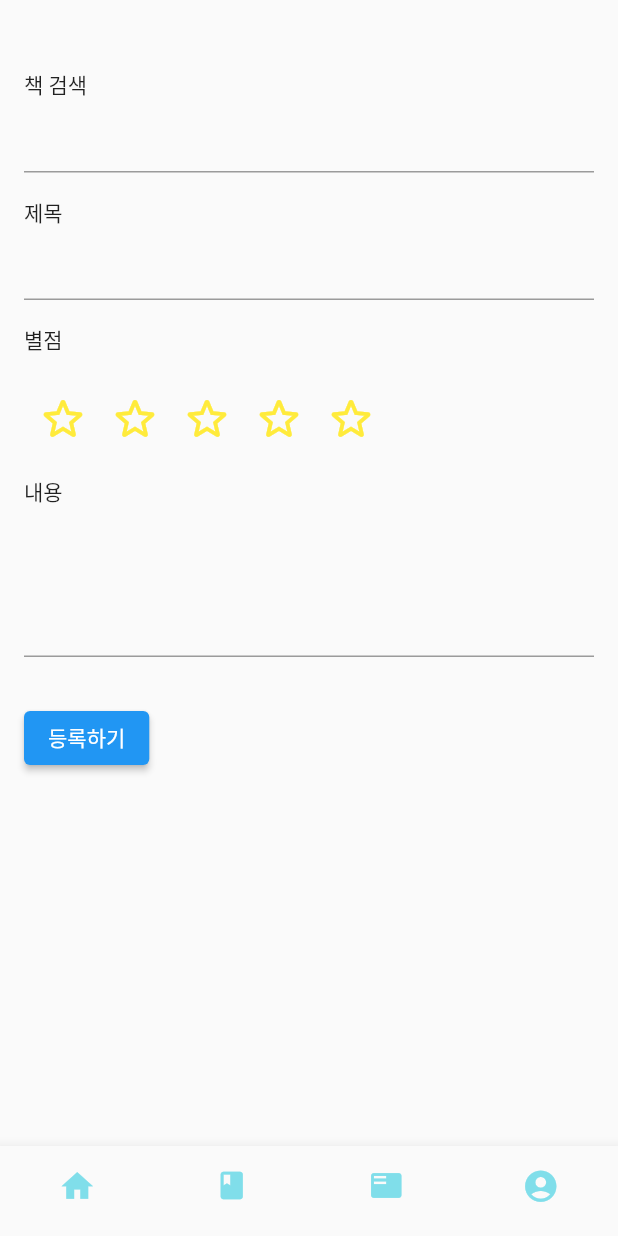
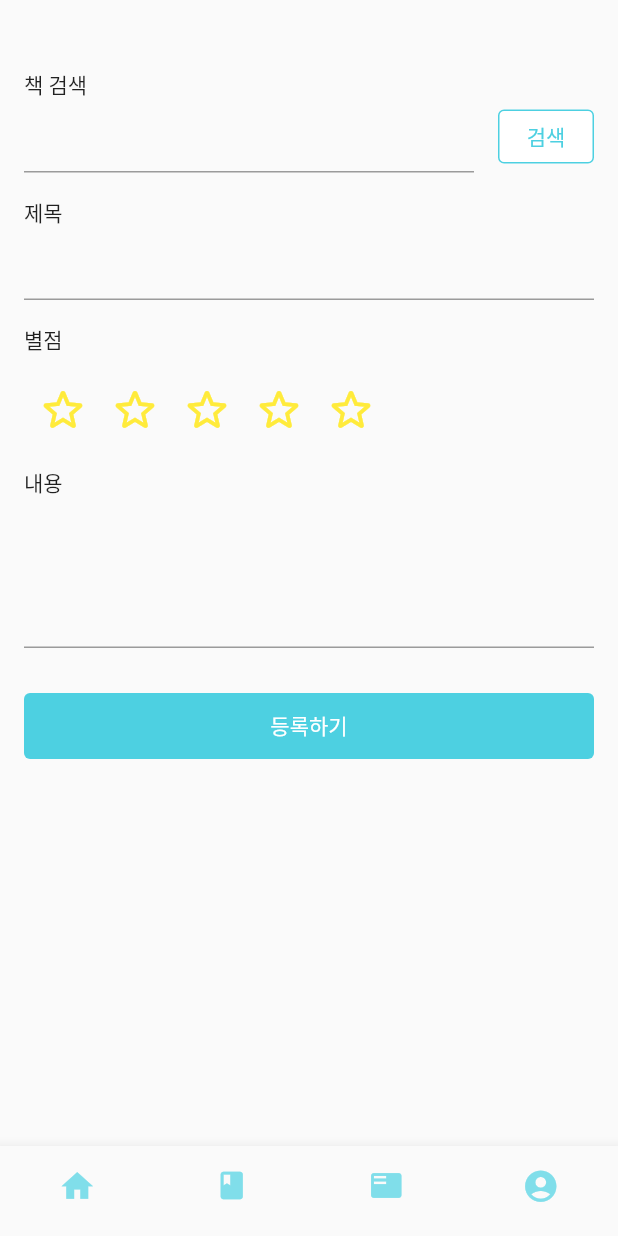
Before and after one commit to jellymando/close-up, a Flutter app: the MainLayout screen opened directly, item 3 of the bottom bar chosen, after a tap on the "add" icon, on a phone screen of 412 x 824 dp. Run offline on Flutter 3.47's test engine with Material 2 defaults, Android fonts, the phone set to English and light mode, and no system bars; our stand-ins replace cloud_firestore, firebase_core, google_sign_in; accounts and stored records are empty.

Commit message:
Button 커스텀 위젯 추가

```diff
--- a/lib/layout/write.dart
+++ b/lib/layout/write.dart
@@ -1,6 +1,7 @@
 import 'package:flutter/material.dart';
 
 import 'package:close_up/layout/main.dart';
+import 'package:close_up/widgets/button.dart';
 
 class WriteLayout extends StatelessWidget {
   final List<Widget> children;
@@ -22,13 +23,17 @@ class WriteLayout extends StatelessWidget {
           children: [
             ...children,
             SizedBox(height: 30.0),
-            ElevatedButton(
+            Container(
+              width: double.infinity,
+              height: 44.0,
+              child: Button(
                 onPressed: () {
                   if (_formKey.currentState!.validate()) {
                     onSubmit();
                   }
                 },
                 child: Text('등록하기'),
+              ),
             )
           ],
         ),
--- a/lib/pages/myPage.dart
+++ b/lib/pages/myPage.dart
@@ -1,8 +1,9 @@
 import 'package:flutter/material.dart';
 
+import 'package:close_up/utils/googleSignIn.dart';
 import 'package:close_up/main.dart';
 import 'package:close_up/layout/main.dart';
-import 'package:close_up/utils/googleSignIn.dart';
+import 'package:close_up/widgets/button.dart';
 
 class MyPage extends StatefulWidget {
   const MyPage({Key? key}) : super(key: key);
@@ -27,7 +28,7 @@ class _MyPageState extends State<MyPage> {
 
     return MainLayout(
         child: Center(
-      child: ElevatedButton(
+      child: Button(
         onPressed: handleSignOut,
         child: const Text('로그아웃'),
       ),
--- a/lib/pages/review_write.dart
+++ b/lib/pages/review_write.dart
@@ -2,6 +2,7 @@ import 'package:flutter/material.dart';
 import 'package:cloud_firestore/cloud_firestore.dart';
 
 import 'package:close_up/layout/write.dart';
+import 'package:close_up/widgets/button.dart';
 import 'package:close_up/widgets/rating.dart';
 import 'package:close_up/pages/reviews.dart';
 
@@ -13,7 +14,7 @@ class ReviewWritePage extends StatefulWidget {
 }
 
 class _ReviewWritePageState extends State<ReviewWritePage> {
-  String? _bookSearch;
+  String? _bookName;
   String? _title;
   double _rating = 0.0;
   String? _content;
@@ -24,19 +25,37 @@ class _ReviewWritePageState extends State<ReviewWritePage> {
     });
   }
 
+  void _showBookSearchAlert(String? bookName) {
+    showDialog(
+      context: context,
+      builder: (BuildContext context) {
+        return AlertDialog(
+          title: Text('Popup Title'),
+          content: Text('This is a floating popup layer.'),
+          actions: [
+            TextButton(
+              onPressed: () {
+                Navigator.of(context).pop();
+              },
+              child: Text('Close'),
+            ),
+          ],
+        );
+      },
+    );
+  }
+
   Future<void> _submitForm() async {
-    print('Book Search: $_bookSearch');
-    print('Title: $_title');
-    print('Rating: $_rating');
-    print('Content: $_content');
-
     Map<String, dynamic> reviewData = {
       'title': _title,
       'content': _content,
       'rating': _rating
     };
+    print('reviewData: $reviewData');
+
     try {
       await FirebaseFirestore.instance.collection("reviews").add(reviewData);
+      if (!context.mounted) return;
       Navigator.pushReplacement(
           context, MaterialPageRoute(builder: (context) => ReviewPage()));
     } catch (error) {
@@ -50,7 +69,10 @@ class _ReviewWritePageState extends State<ReviewWritePage> {
       onSubmit: _submitForm,
       children: [
         Text('책 검색'),
-        TextFormField(
+        Row(
+          children: [
+            Expanded(
+              child: TextFormField(
                 validator: (String? value) {
                   if (value == null || value.isEmpty) {
                     return '책을 검색해주세요.';
@@ -58,8 +80,20 @@ class _ReviewWritePageState extends State<ReviewWritePage> {
                   return null;
                 },
                 onChanged: (String? value) {
-            _bookSearch = value;
+                  _bookName = value;
                 },
+              ),
+            ),
+            SizedBox(width: 16.0),
+            Button(
+                onPressed: () {
+                  if (_bookName != null) {
+                    _showBookSearchAlert(_bookName);
+                  }
+                },
+                child: Text('검색'),
+                isFill: false),
+          ],
         ),
         SizedBox(height: 16.0),
         Text('제목'),
@@ -76,7 +110,7 @@ class _ReviewWritePageState extends State<ReviewWritePage> {
         ),
         SizedBox(height: 16.0),
         Text('별점'),
-        SizedBox(height: 16.0),
+        SizedBox(height: 10.0),
         Rating(
           rating: _rating,
           updateRating: _updateRating,
--- /dev/null
+++ b/lib/widgets/button.dart
@@ -0,0 +1,64 @@
+import 'package:flutter/material.dart';
+
+class Button extends StatefulWidget {
+  final Widget child;
+  final void Function() onPressed;
+  final String type;
+  final bool isFill;
+
+  const Button(
+      {Key? key,
+      required this.child,
+      required this.onPressed,
+      this.type = 'primary',
+      this.isFill = true})
+      : super(key: key);
+
+  @override
+  State<Button> createState() => _ButtonState();
+}
+
+class _ButtonState extends State<Button> {
+  Color color = Colors.cyan.shade300;
+
+  @override
+  void initState() {
+    super.initState();
+    switch (widget.type) {
+      case 'primary':
+        setState(() {
+          color = Colors.cyan.shade300;
+        });
+        break;
+      case 'secondary':
+        setState(() {
+          color = Colors.black12;
+        });
+        break;
+      default:
+        break;
+    }
+  }
+
+  @override
+  Widget build(BuildContext context) {
+    return ElevatedButton(
+      onPressed: widget.onPressed,
+      child: widget.child,
+      style: widget.isFill
+          ? ButtonStyle(
+              elevation: MaterialStateProperty.all<double>(0),
+              backgroundColor: MaterialStateProperty.all<Color>(color),
+            )
+          : ButtonStyle(
+              elevation: MaterialStateProperty.all<double>(0),
+              backgroundColor: MaterialStateProperty.all<Color>(Colors.white),
+              side: MaterialStateProperty.all<BorderSide>(BorderSide(
+                color: color,
+                width: 1.0,
+              )),
+              foregroundColor: MaterialStateProperty.all<Color>(color),
+            ),
+    );
+  }
+}
```
Also changed, not shown: lib/pages/login.dart (+4 -9 lines). Lines whose indentation alone changed are shown as unchanged.
